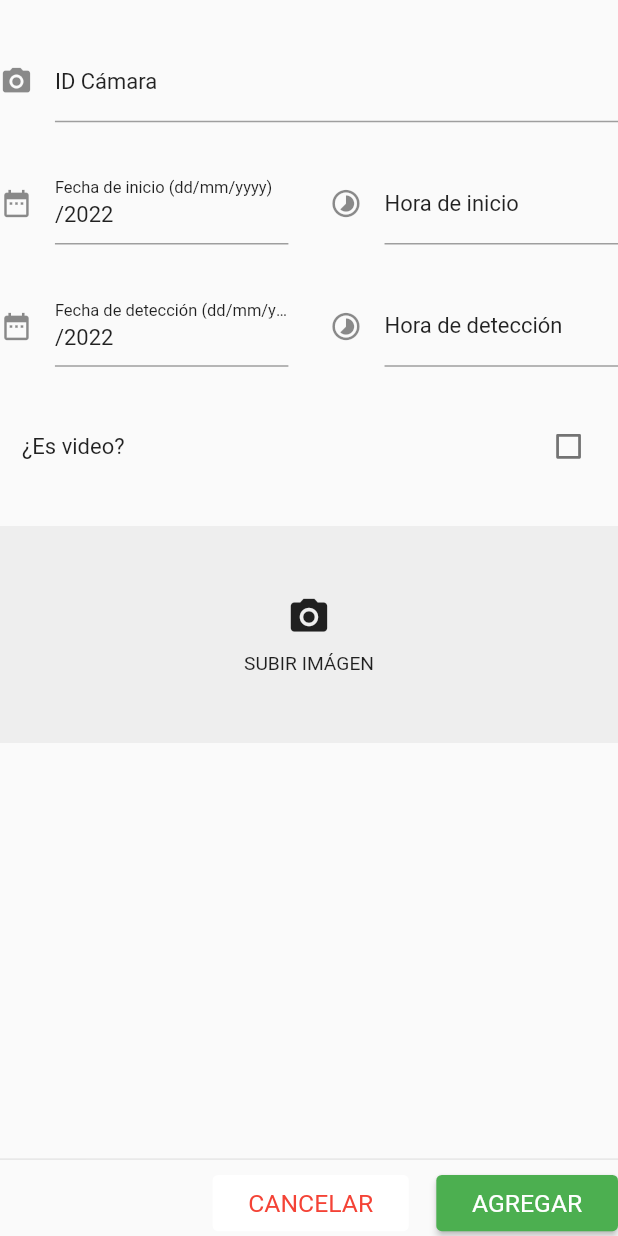
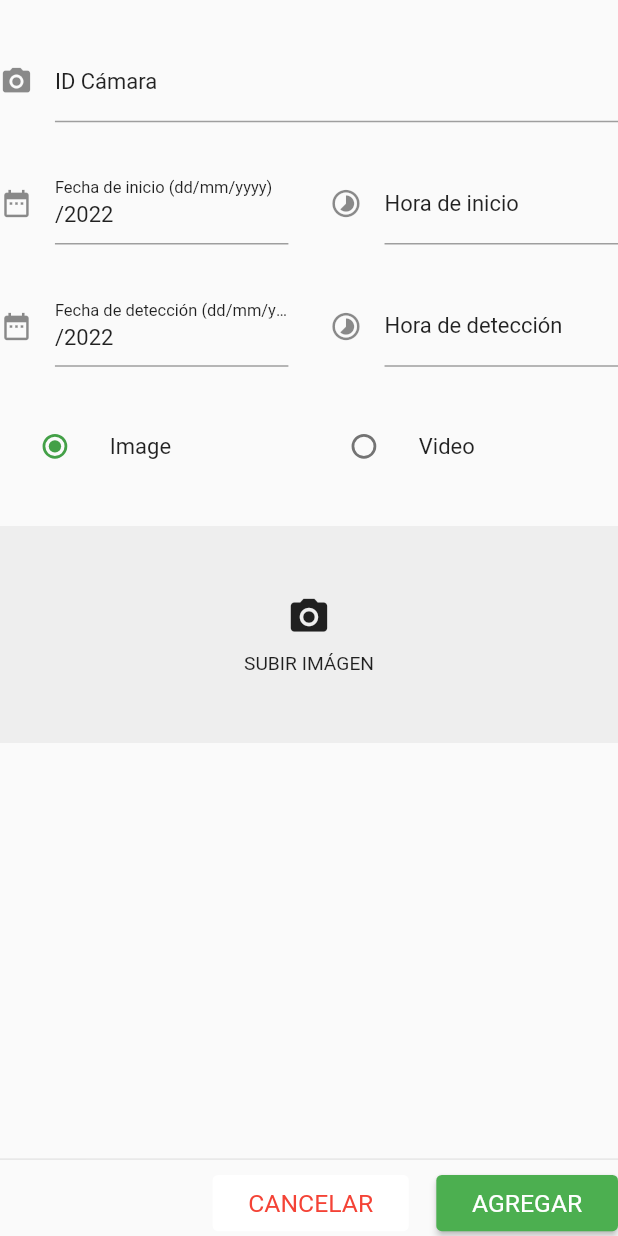
Before and after one commit to Mauro124/dashboard-camera-trap, a Flutter app: the FormWidget widget shown alone on an empty page, opened directly, on a phone screen of 412 x 824 dp. Run offline on Flutter 3.47's test engine with Material 2 defaults, Android fonts, the light colour scheme and no system bars; our stand-ins replace cloud_firestore, dartz, data_table_2, firebase_core, flutter_riverpod, get_it and 1 more; missing offline and left inert: image_picker_web; accounts and stored records are empty.

Commit message:
add radio button selection for video or image

```diff
--- a/lib/ui/widgets/form_widget.dart
+++ b/lib/ui/widgets/form_widget.dart
@@ -2,6 +2,7 @@ import 'package:dashboard_camera_trap/domain/entities/report.dart';
 import 'package:dashboard_camera_trap/providers/general_providers.dart';
 import 'package:dashboard_camera_trap/ui/shared/separator_widget.dart';
 import 'package:dashboard_camera_trap/ui/widgets/button_load_image_video.dart';
+import 'package:dashboard_camera_trap/ui/widgets/video_image_radio_button.dart';
 import 'package:flutter/material.dart';
 import 'package:flutter_riverpod/flutter_riverpod.dart';
 import 'package:uuid/uuid.dart';
@@ -96,15 +97,10 @@ class _FormWidgetState extends ConsumerState<FormWidget> {
                   ],
                 ),
                 const SeparatorWidget(vertical: 30),
-                CheckboxListTile(
-                  value: isVideo,
-                  onChanged: (value) => {
-                    setState(() {
-                      isVideo = value!;
-                    })
-                  },
-                  title: const Text("¿Es video?"),
-                ),
+                VideoImageRadioButton(
+                    isVideo: (value) => setState(() {
+                          isVideo = value;
+                        })),
                 const SeparatorWidget(vertical: 30),
                 ButtonLoadImageVideo(isVideo: isVideo),
               ],
--- /dev/null
+++ b/lib/ui/widgets/video_image_radio_button.dart
@@ -0,0 +1,52 @@
+import 'package:flutter/material.dart';
+
+class VideoImageRadioButton extends StatefulWidget {
+  Function isVideo;
+
+  VideoImageRadioButton({Key? key, required this.isVideo}) : super(key: key);
+
+  @override
+  State<VideoImageRadioButton> createState() => _VideoImageRadioButtonState();
+}
+
+class _VideoImageRadioButtonState extends State<VideoImageRadioButton> {
+  int _value = 0;
+
+  @override
+  Widget build(BuildContext context) {
+    return Row(
+      children: <Widget>[
+        Expanded(
+          child: ListTile(
+            title: const Text('Image'),
+            leading: Radio(
+              value: 0,
+              groupValue: _value,
+              onChanged: (value) => {
+                setState(() {
+                  _value = 0;
+                  widget.isVideo(false);
+                })
+              },
+            ),
+          ),
+        ),
+        Expanded(
+          child: ListTile(
+            title: const Text('Video'),
+            leading: Radio(
+              value: 1,
+              groupValue: _value,
+              onChanged: (value) => {
+                setState(() {
+                  _value = 1;
+                  widget.isVideo(true);
+                })
+              },
+            ),
+          ),
+        ),
+      ],
+    );
+  }
+}
--- a/pubspec.yaml
+++ b/pubspec.yaml
@@ -38,7 +38,7 @@ dependencies:
   flutter_riverpod: ^1.0.3
   get_it: ^7.2.0
   image_picker_web: ^2.1.0
-  responsive_framework: ^0.1.5
+  responsive_framework: ^0.1.7
   uuid: ^3.0.5
 
 dev_dependencies:
```
Also changed, not shown: lib/ui/widgets/item_sidebar.dart (+3 -9 lines), pubspec.lock.
